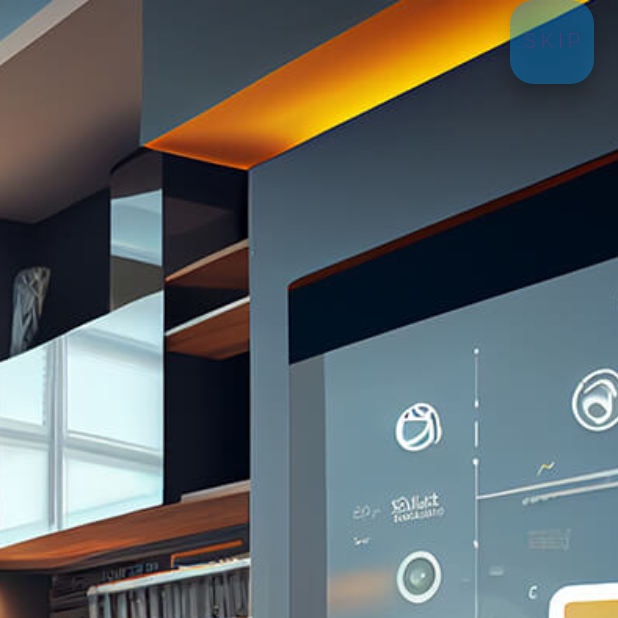
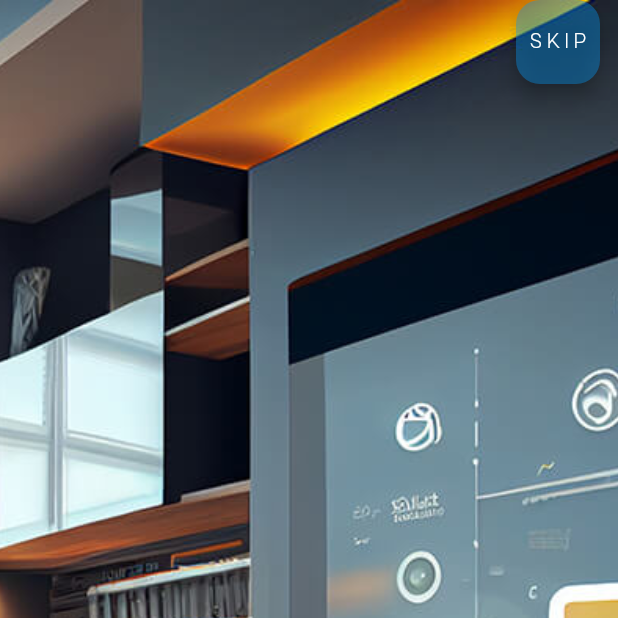
Before and after one commit to vongola-le/DoAn_Nhung, a Flutter app: the HD_Screen screen opened directly, on a phone screen of 412 x 824 dp, the top half of it. Run offline on Flutter 3.47's test engine with Material 2 defaults, Android fonts, the light colour scheme and no system bars; drawn by our look-alikes of carousel_slider.

Commit message:
update cuối trong ngày 20/11

```diff
--- a/DoAn/app_smart_house/lib/HD_Screen.dart
+++ b/DoAn/app_smart_house/lib/HD_Screen.dart
@@ -14,10 +14,10 @@ class _HD_ScreenState extends State<HD_Screen> {
     return Scaffold(
       floatingActionButton: FloatingActionButton(
         onPressed: () {},
-        child: const Text('S K I P'),
         backgroundColor: const Color.fromARGB(100, 5, 151, 242),
+        child:const  Text('S K I P',style: TextStyle(color: Colors.white),),
       ),
-      floatingActionButtonLocation: FloatingActionButtonLocation.endTop,
+      floatingActionButtonLocation: FloatingActionButtonLocation.miniEndTop,
       body: SingleChildScrollView(
         child: Column(
           children: [
```
Also changed, not shown: DoAn/app_smart_house/lib/TB_Screen.dart (+12 -12 lines), 2 other files.
